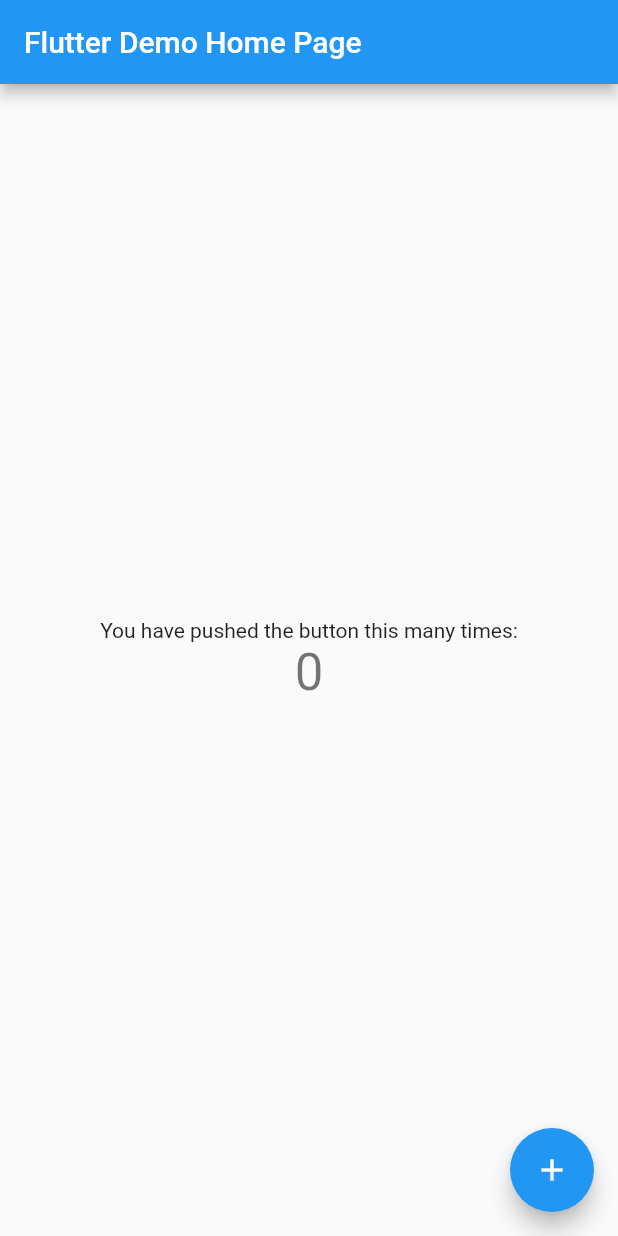
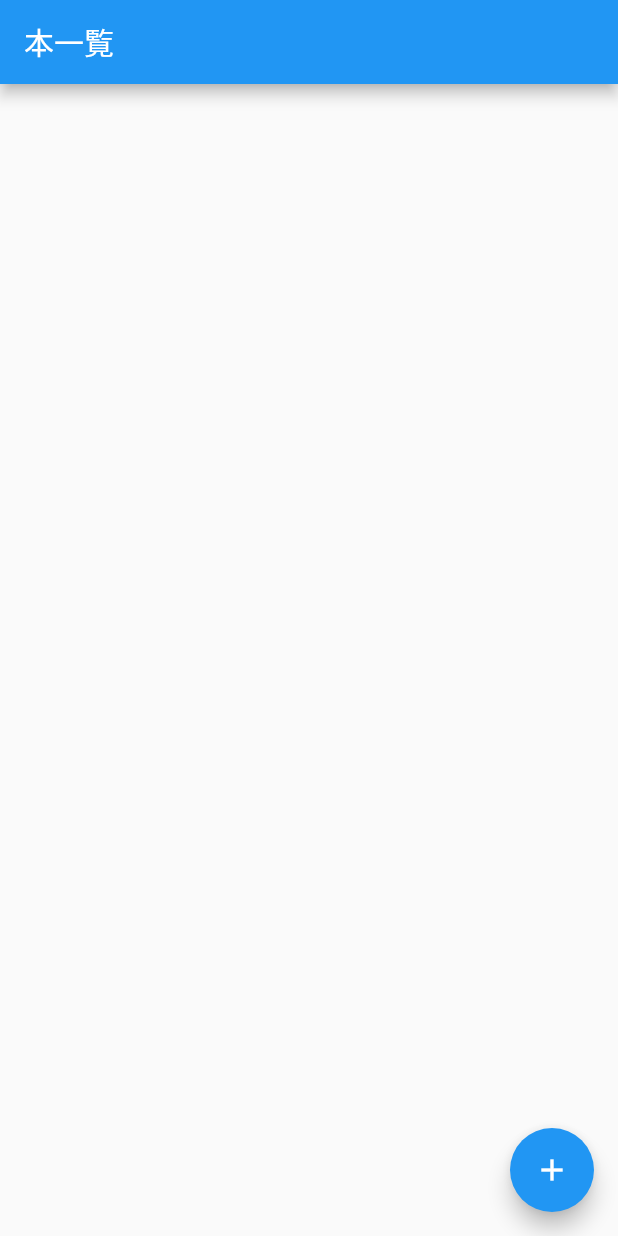
Before and after one commit to kazu098/flutter-practice, a Flutter app: the screen it shows after launch, on a phone screen of 412 x 824 dp. Run offline on Flutter 3.47's test engine with Material 2 defaults, Android fonts, the phone set to English and light mode, and no system bars; our stand-ins replace cloud_firestore, firebase_core; accounts and stored records are empty.

Commit message:
add firebase to flutter

```diff
--- /dev/null
+++ b/lib/book_list_page.dart
@@ -0,0 +1,42 @@
+import 'package:cloud_firestore/cloud_firestore.dart';
+import 'package:flutter/material.dart';
+
+class BookListPage extends StatelessWidget {
+  final Stream<QuerySnapshot> _usersStream =
+      FirebaseFirestore.instance.collection('books').snapshots();
+  @override
+  Widget build(BuildContext context) {
+    return Scaffold(
+      appBar: AppBar(
+        title: Text("本一覧"),
+      ),
+      body: Center(
+        child: StreamBuilder<QuerySnapshot>(
+          stream: _usersStream,
+          builder:
+              (BuildContext context, AsyncSnapshot<QuerySnapshot> snapshot) {
+            if (snapshot.connectionState == ConnectionState.waiting) {
+              return Text("Loading");
+            }
+
+            return ListView(
+              children: snapshot.data!.docs.map((DocumentSnapshot document) {
+                Map<String, dynamic> data =
+                    document.data()! as Map<String, dynamic>;
+                return ListTile(
+                  title: Text(data['title']),
+                  subtitle: Text(data['author']),
+                );
+              }).toList(),
+            );
+          },
+        ),
+      ),
+      floatingActionButton: FloatingActionButton(
+        onPressed: null,
+        tooltip: 'Increment',
+        child: const Icon(Icons.add),
+      ),
+    );
+  }
+}
--- a/lib/main.dart
+++ b/lib/main.dart
@@ -1,115 +1,22 @@
+import 'package:firebase_core/firebase_core.dart';
 import 'package:flutter/material.dart';
+import 'book_list_page.dart';
 
-void main() {
-  runApp(const MyApp());
+void main() async {
+  WidgetsFlutterBinding.ensureInitialized();
+  await Firebase.initializeApp();
+  runApp(MyApp());
 }
 
 class MyApp extends StatelessWidget {
-  const MyApp({Key? key}) : super(key: key);
-
-  // This widget is the root of your application.
   @override
   Widget build(BuildContext context) {
     return MaterialApp(
       title: 'Flutter Demo',
       theme: ThemeData(
-        // This is the theme of your application.
-        //
-        // Try running your application with "flutter run". You'll see the
-        // application has a blue toolbar. Then, without quitting the app, try
-        // changing the primarySwatch below to Colors.green and then invoke
-        // "hot reload" (press "r" in the console where you ran "flutter run",
-        // or simply save your changes to "hot reload" in a Flutter IDE).
-        // Notice that the counter didn't reset back to zero; the application
-        // is not restarted.
         primarySwatch: Colors.blue,
       ),
-      home: const MyHomePage(title: 'Flutter Demo Home Page'),
+      home: BookListPage(),
     );
   }
 }
-
-class MyHomePage extends StatefulWidget {
-  const MyHomePage({Key? key, required this.title}) : super(key: key);
-
-  // This widget is the home page of your application. It is stateful, meaning
-  // that it has a State object (defined below) that contains fields that affect
-  // how it looks.
-
-  // This class is the configuration for the state. It holds the values (in this
-  // case the title) provided by the parent (in this case the App widget) and
-  // used by the build method of the State. Fields in a Widget subclass are
-  // always marked "final".
-
-  final String title;
-
-  @override
-  State<MyHomePage> createState() => _MyHomePageState();
-}
-
-class _MyHomePageState extends State<MyHomePage> {
-  int _counter = 0;
-
-  void _incrementCounter() {
-    setState(() {
-      // This call to setState tells the Flutter framework that something has
-      // changed in this State, which causes it to rerun the build method below
-      // so that the display can reflect the updated values. If we changed
-      // _counter without calling setState(), then the build method would not be
-      // called again, and so nothing would appear to happen.
-      _counter++;
-    });
-  }
-
-  @override
-  Widget build(BuildContext context) {
-    // This method is rerun every time setState is called, for instance as done
-    // by the _incrementCounter method above.
-    //
-    // The Flutter framework has been optimized to make rerunning build methods
-    // fast, so that you can just rebuild anything that needs updating rather
-    // than having to individually change instances of widgets.
-    return Scaffold(
-      appBar: AppBar(
-        // Here we take the value from the MyHomePage object that was created by
-        // the App.build method, and use it to set our appbar title.
-        title: Text(widget.title),
-      ),
-      body: Center(
-        // Center is a layout widget. It takes a single child and positions it
-        // in the middle of the parent.
-        child: Column(
-          // Column is also a layout widget. It takes a list of children and
-          // arranges them vertically. By default, it sizes itself to fit its
-          // children horizontally, and tries to be as tall as its parent.
-          //
-          // Invoke "debug painting" (press "p" in the console, choose the
-          // "Toggle Debug Paint" action from the Flutter Inspector in Android
-          // Studio, or the "Toggle Debug Paint" command in Visual Studio Code)
-          // to see the wireframe for each widget.
-          //
-          // Column has various properties to control how it sizes itself and
-          // how it positions its children. Here we use mainAxisAlignment to
-          // center the children vertically; the main axis here is the vertical
-          // axis because Columns are vertical (the cross axis would be
-          // horizontal).
-          mainAxisAlignment: MainAxisAlignment.center,
-          children: <Widget>[
-            const Text(
-              'You have pushed the button this many times:',
-            ),
-            Text(
-              '$_counter',
-              style: Theme.of(context).textTheme.headline4,
-            ),
-          ],
-        ),
-      ),
-      floatingActionButton: FloatingActionButton(
-        onPressed: _incrementCounter,
-        tooltip: 'Increment',
-        child: const Icon(Icons.add),
-      ), // This trailing comma makes auto-formatting nicer for build methods.
-    );
-  }
-}
```
Also changed, not shown: pubspec.yaml (+2 -70 lines), pubspec.lock, 10 other files.
